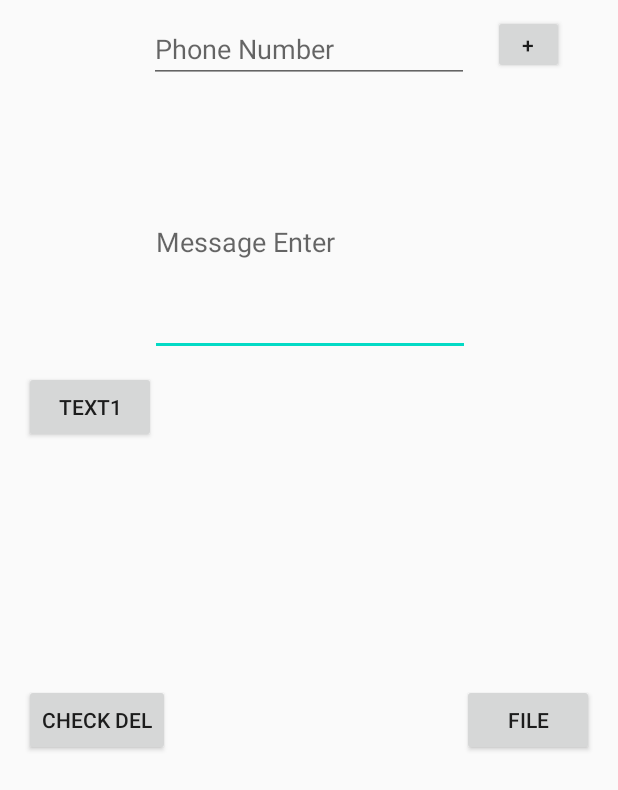
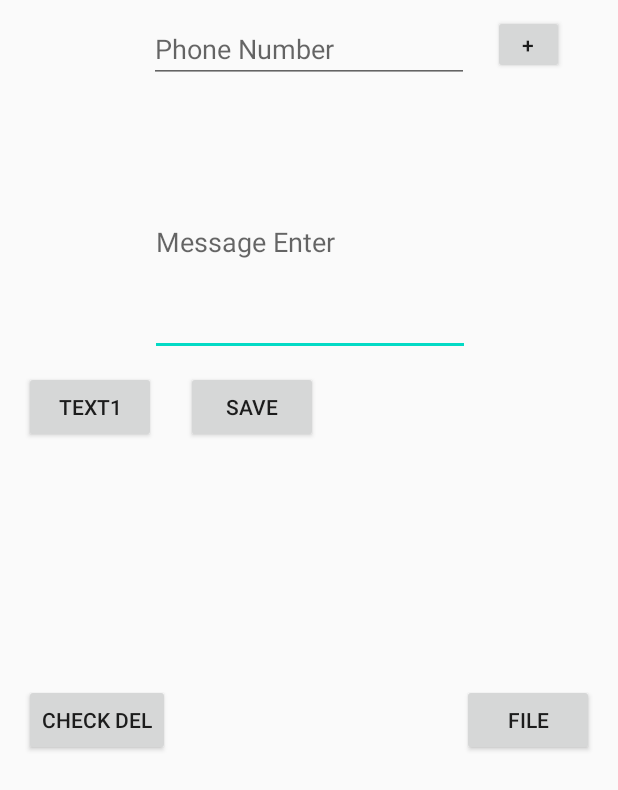
Before and after one commit to vitamincarrot/GroupSMS, an Android app: the layout activity_main.xml on its own in the app's theme, with its tools: preview values and no code run, on a phone screen of 412 x 824 dp. Shown: the top 790 px of the screen. Run offline under Robolectric (Android 15) with nearby library versions, the phone set to English and light mode, and no system bars.

```diff
--- a/app/src/main/res/layout/activity_main.xml
+++ b/app/src/main/res/layout/activity_main.xml
@@ -117,4 +117,15 @@
         app:layout_constraintEnd_toEndOf="parent"
         app:layout_constraintHorizontal_bias="0.0"
         app:layout_constraintStart_toStartOf="parent" />
+
+    <Button
+        android:id="@+id/save"
+        android:layout_width="wrap_content"
+        android:layout_height="wrap_content"
+        android:layout_marginLeft="20dp"
+        android:layout_marginStart="20dp"
+        android:layout_marginTop="10dp"
+        android:text="Save"
+        app:layout_constraintStart_toEndOf="@+id/inputText1"
+        app:layout_constraintTop_toBottomOf="@+id/message" />
 </androidx.constraintlayout.widget.ConstraintLayout>
```
Also changed, not shown: app/src/main/AndroidManifest.xml (+9 -4 lines), app/src/main/java/com/example/groupsms/MainActivity.java (+103 -7 lines).
